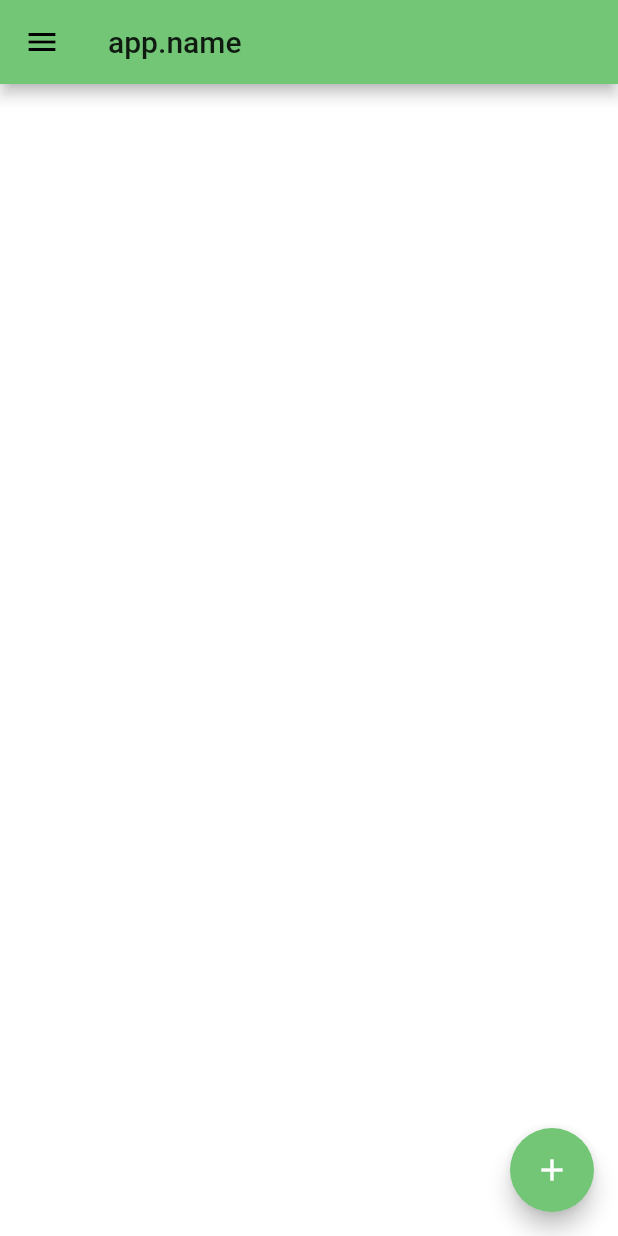
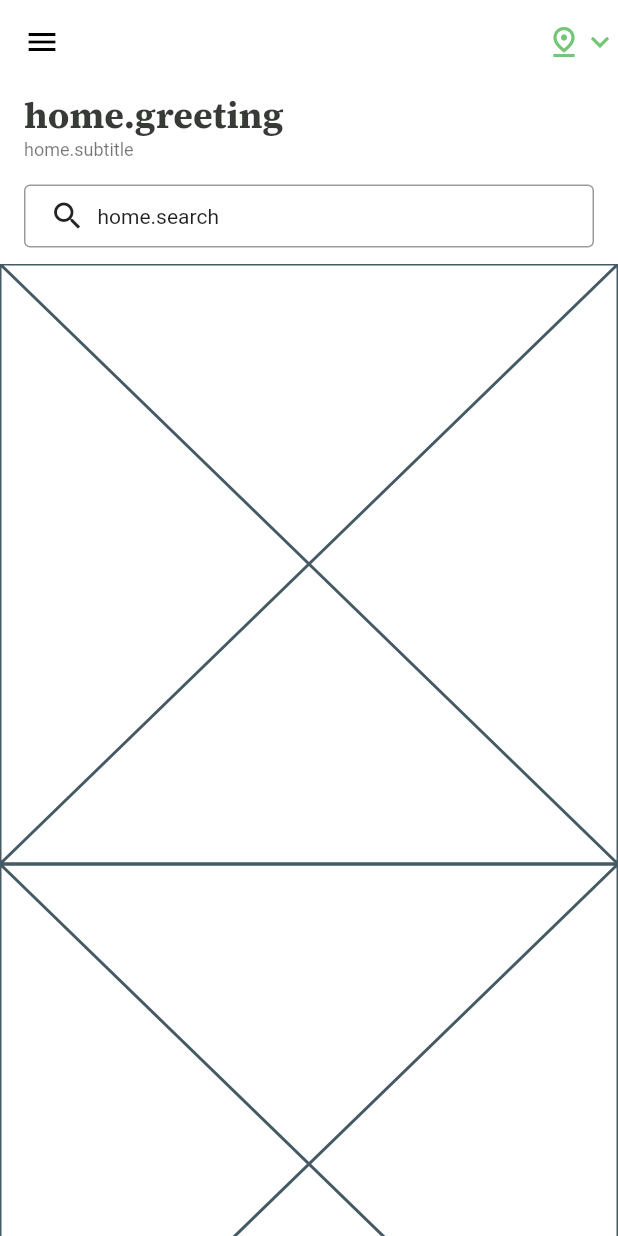
Before and after one commit to gilescm/pingna, a Flutter app: the HomeView screen opened directly, on a phone screen of 412 x 824 dp. Run offline on Flutter 3.47's test engine with Material 2 defaults, Android fonts, the phone set to English and light mode, and no system bars; our stand-ins replace device_info, easy_localization, flutter_keyboard_visibility, flutter_local_notifications, flutter_secure_storage, google_fonts and 4 more; missing offline and left inert: encrypt; accounts and stored records are empty; statements that could not run were skipped.

Commit message:
Home page sliver app bar

```diff
--- a/lang/en-GB.json
+++ b/lang/en-GB.json
@@ -1,6 +1,7 @@
 {
     "app": {
         "name": "Pingna",
+        "you": "you",
         "btn": {
             "yes": "Yes",
             "no": "No",
@@ -34,5 +35,10 @@
             "email_format": "Please make sure your email is correct",
             "first_name": "Please enter your first name"
         }
+    },
+    "home": {
+        "greeting": "Hello, {}",
+        "subtitle": "Discover your local shops",
+        "search": "Search for any product"
     }
 }
--- a/lib/core/models/user.dart
+++ b/lib/core/models/user.dart
@@ -1,3 +1,5 @@
+import 'package:easy_localization/easy_localization.dart';
+
 import 'package:pingna/core/constants.dart';
 
 class User {
@@ -66,4 +68,6 @@ class User {
 
   bool get isVisitor => userTypeId == VISITOR;
   bool get isCustomer => userTypeId == CUSTOMER;
+
+  String get name => this.firstName ?? 'app.you'.tr();
 }
--- a/lib/core/services/theme_service.dart
+++ b/lib/core/services/theme_service.dart
@@ -86,6 +86,10 @@ class PingnaTheme extends ChangeNotifier {
           fontWeight: FontWeight.bold,
           fontSize: 34,
         ),
+        headline5: GoogleFonts.sourceSerifPro(
+          color: charcoalColor,
+          fontWeight: FontWeight.bold,
+        ),
         button: TextStyle(
           color: backgroundColor,
           fontWeight: FontWeight.bold,
@@ -96,6 +100,7 @@ class PingnaTheme extends ChangeNotifier {
         textTheme: ButtonTextTheme.accent,
         buttonColor: primaryColor,
       ),
+      iconTheme: IconThemeData(color: primaryColor),
       inputDecorationTheme: InputDecorationTheme(
         enabledBorder: UnderlineInputBorder(
           borderSide: BorderSide(
--- a/lib/resources/views/home_view.dart
+++ b/lib/resources/views/home_view.dart
@@ -1,8 +1,10 @@
 import 'package:flutter/material.dart';
+import 'package:provider/provider.dart';
 import 'package:easy_localization/easy_localization.dart';
-import 'package:provider/provider.dart';
 
 import 'package:pingna/core/models/user.dart';
+
+import 'package:pingna/resources/assets.dart';
 
 class HomeView extends StatefulWidget {
   HomeView({Key key}) : super(key: key);
@@ -27,28 +29,143 @@ class _HomeViewState extends State<HomeView> {
 
   @override
   Widget build(BuildContext context) {
+    final user = context.watch<User>();
     return Scaffold(
       appBar: AppBar(
+        backgroundColor: Theme.of(context).scaffoldBackgroundColor,
+        elevation: 0,
         leading: Icon(Icons.menu),
-        title: Text('app.name'.tr()),
+        actionsIconTheme: Theme.of(context).iconTheme,
+        actions: [
+          GestureDetector(
+            child: Row(
+              children: [
+                Icon(Icons.pin_drop_outlined),
+                if (user.postCode != null)
+                  Text(
+                    user.postCode,
+                    style: TextStyle(color: Theme.of(context).primaryColor),
+                  ),
+                Icon(Icons.keyboard_arrow_down),
+              ],
+            ),
+          ),
+        ],
       ),
-      body: Center(
-        child: Column(
-          mainAxisAlignment: MainAxisAlignment.center,
-          children: <Widget>[
-            Text(
-              context.watch<User>().firstName,
-              style: Theme.of(context).textTheme.headline4,
+      body: CustomScrollView(
+        slivers: <Widget>[
+          SliverAppBar(
+            backgroundColor: Theme.of(context).scaffoldBackgroundColor,
+            automaticallyImplyLeading: false,
+            expandedHeight: 120,
+            pinned: true,
+            elevation: 0,
+            flexibleSpace: FlexibleSpaceBar(
+              collapseMode: CollapseMode.parallax,
+              background: ListTile(
+                dense: true,
+                title: Text(
+                  'home.greeting'.tr(args: [user.name]),
+                  style: Theme.of(context).textTheme.headline5,
+                ),
+                subtitle: Text('home.subtitle'.tr()),
+              ),
             ),
-            Text(context.watch<User>().email),
-          ],
-        ),
+            bottom: PreferredSize(
+              preferredSize: Size.fromHeight(4.0),
+              child: Container(
+                color: Theme.of(context).scaffoldBackgroundColor,
+                padding: const EdgeInsets.only(bottom: 4.0),
+                child: ListTile(
+                  title: Container(
+                    decoration: BoxDecoration(
+                      border: Border.all(color: lightcharcoalColor),
+                      borderRadius: BorderRadius.circular(4.0),
+                    ),
+                    padding: const EdgeInsets.symmetric(
+                      horizontal: 16.0,
+                      vertical: 8.0,
+                    ),
+                    child: Row(
+                      children: [
+                        Icon(
+                          Icons.search,
+                          color: Theme.of(context).textTheme.bodyText2.color,
+                        ),
+                        Padding(
+                          padding: const EdgeInsets.only(left: 8.0),
+                          child: Text(
+                            'home.search'.tr(),
+                            style: Theme.of(context).textTheme.bodyText2,
+                          ),
+                        ),
+                      ],
+                    ),
+                  ),
+                ),
+              ),
+            ),
+          ),
+          // bottom: PreferredSize(
+          //   preferredSize: Size.fromHeight(60),
+          //   child: ListTile(
+          //     title: Text(
+          //       'home.greeting'.tr(args: [user.name]),
+          //       style: Theme.of(context).textTheme.headline5,
+          //     ),
+          //     subtitle: Text('home.subtitle'.tr()),
+          //   ),
+          // ),
+          // flexibleSpace: FlexibleSpaceBar(
+          //   stretchModes: [],
+          //   title: ListTile(
+          //     title: Text(
+          //       'home.greeting'.tr(args: [user.name]),
+          //       style: Theme.of(context).textTheme.headline5,
+          //     ),
+          //     subtitle: Text('home.subtitle'.tr()),
+          //   ),
+          // ),
+          // Column(
+          //   mainAxisAlignment: MainAxisAlignment.end,
+          //   children: [
+          //     ListTile(
+          //       title: Text(
+          //         'home.greeting'.tr(args: [user.name]),
+          //         style: Theme.of(context).textTheme.headline5,
+          //       ),
+          //       subtitle: Text('home.subtitle'.tr()),
+          //     ),
+          //     TextFormField(),
+          //   ],
+          // ),
+          // Display a placeholder widget to visualize the shrinking size.
+          // flexibleSpace: Placeholder(),/
+          // Make the initial height of the SliverAppBar larger than normal.
+          // collapsedHeight: 60,
+          // expandedHeight: 200,
+
+          SliverList(
+            delegate: SliverChildBuilderDelegate((context, index) {
+              return Placeholder();
+            }, childCount: 3),
+          )
+        ],
       ),
-      floatingActionButton: FloatingActionButton(
-        onPressed: _incrementCounter,
-        tooltip: 'Increment',
-        child: Icon(Icons.add),
-      ), // This trailing comma makes auto-formatting nicer for build methods.
+      // TODO: Use FAB as basket icon if one is active
     );
   }
 }
+
+// body: Center(
+//   child: Column(
+//     mainAxisAlignment: MainAxisAlignment.center,
+//     children: <Widget>[
+//       Text(
+//         context.watch<User>().firstName,
+//         style: Theme.of(context).textTheme.headline4,
+//       ),
+//       Text(context.watch<User>().email),
+//     ],
+//   ),
+// ),
```
